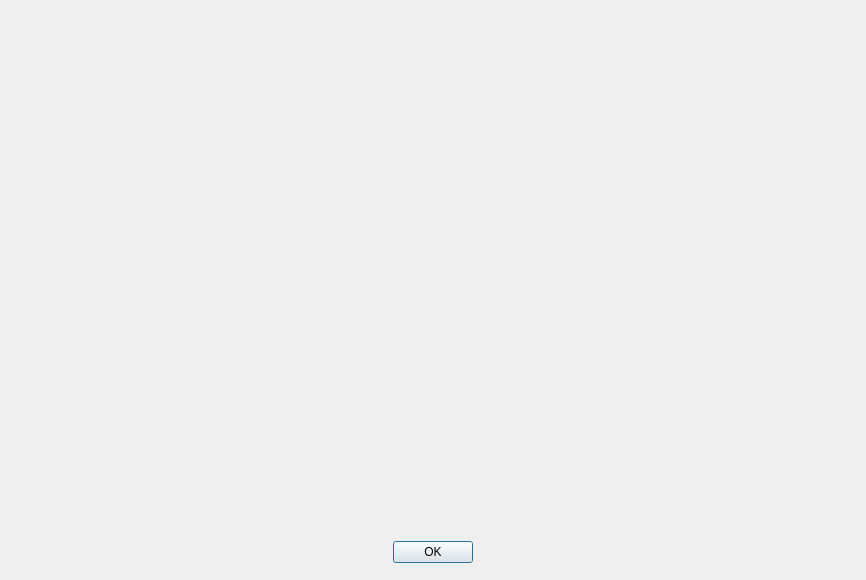
This is source/focus_finder/gui/about_dialog.ui in carsten0x51h/focus_finder as Qt 5 draws it before an edit. The edited form follows.
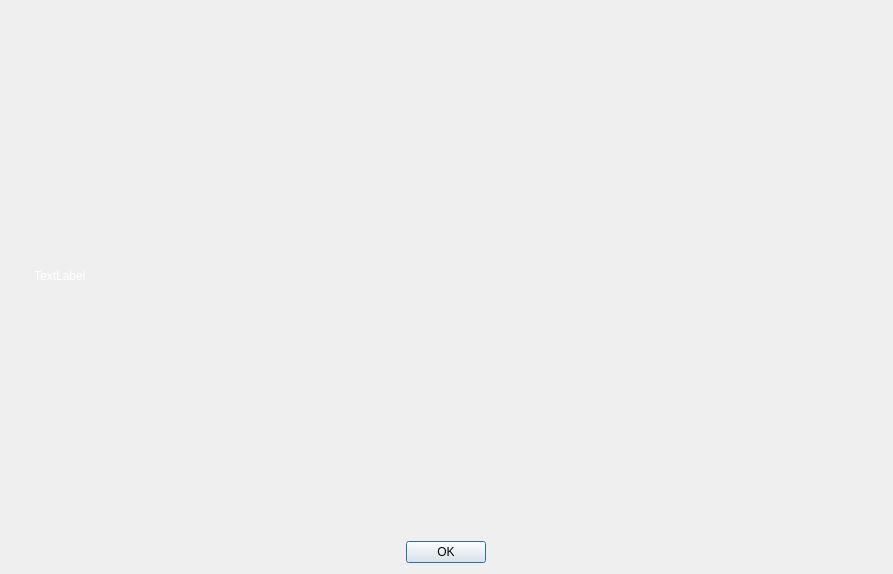
This is the edited form. Icons and pictures are not drawn.

What changed in the file:
```diff
--- a/source/focus_finder/gui/about_dialog.ui
+++ b/source/focus_finder/gui/about_dialog.ui
@@ -6,8 +6,8 @@
    <rect>
     <x>0</x>
     <y>0</y>
-    <width>866</width>
-    <height>580</height>
+    <width>893</width>
+    <height>574</height>
    </rect>
   </property>
   <property name="sizePolicy">
@@ -28,6 +28,14 @@
     <height>0</height>
    </size>
   </property>
+  <property name="font">
+   <font>
+    <stylestrategy>PreferDefault</stylestrategy>
+   </font>
+  </property>
+  <property name="mouseTracking">
+   <bool>false</bool>
+  </property>
   <property name="windowTitle">
    <string>About FocusFinder</string>
   </property>
@@ -36,32 +44,90 @@
   </property>
   <layout class="QGridLayout" name="gridLayout">
    <item row="0" column="0">
-    <layout class="QVBoxLayout" name="verticalLayout">
-     <item>
-      <widget class="QLabel" name="label">
-       <property name="text">
-        <string/>
+    <layout class="QGridLayout" name="gridLayout_2" rowstretch="1,0,0,0" columnstretch="0" columnminimumwidth="0">
+     <property name="sizeConstraint">
+      <enum>QLayout::SetDefaultConstraint</enum>
+     </property>
+     <property name="leftMargin">
+      <number>0</number>
+     </property>
+     <property name="topMargin">
+      <number>0</number>
+     </property>
+     <property name="rightMargin">
+      <number>0</number>
+     </property>
+     <property name="bottomMargin">
+      <number>0</number>
+     </property>
+     <property name="spacing">
+      <number>0</number>
+     </property>
+     <item row="0" column="0">
+      <widget class="QWidget" name="widget" native="true">
+       <property name="sizePolicy">
+        <sizepolicy hsizetype="Expanding" vsizetype="Expanding">
+         <horstretch>1</horstretch>
+         <verstretch>0</verstretch>
+        </sizepolicy>
        </property>
-       <property name="pixmap">
-        <pixmap resource="../../../resources/res.qrc">:/res/fofi_splash_screen.png</pixmap>
+       <property name="minimumSize">
+        <size>
+         <width>0</width>
+         <height>0</height>
+        </size>
        </property>
+       <property name="styleSheet">
+        <string notr="true">background-image: url(:/res/fofi_splash_screen.png);</string>
+       </property>
+       <layout class="QGridLayout" name="gridLayout_4" rowstretch="0,0" columnstretch="0,0">
+        <property name="leftMargin">
+         <number>0</number>
+        </property>
+        <property name="topMargin">
+         <number>0</number>
+        </property>
+        <property name="rightMargin">
+         <number>0</number>
+        </property>
+        <property name="bottomMargin">
+         <number>0</number>
+        </property>
+        <property name="spacing">
+         <number>0</number>
+        </property>
+        <item row="1" column="1">
+         <layout class="QGridLayout" name="gridLayout_3">
+          <property name="spacing">
+           <number>0</number>
+          </property>
+          <item row="0" column="0">
+           <widget class="QLabel" name="label">
+            <property name="sizePolicy">
+             <sizepolicy hsizetype="Preferred" vsizetype="Preferred">
+              <horstretch>0</horstretch>
+              <verstretch>0</verstretch>
+             </sizepolicy>
+            </property>
+            <property name="styleSheet">
+             <string notr="true">color: white;</string>
+            </property>
+            <property name="text">
+             <string>       TextLabel</string>
+            </property>
+            <property name="wordWrap">
+             <bool>false</bool>
+            </property>
+           </widget>
+          </item>
+         </layout>
+        </item>
+       </layout>
       </widget>
      </item>
-     <item>
-      <layout class="QGridLayout" name="gridLayout_2">
-       <property name="leftMargin">
-        <number>6</number>
-       </property>
-       <property name="topMargin">
-        <number>6</number>
-       </property>
-       <property name="rightMargin">
-        <number>6</number>
-       </property>
-       <property name="bottomMargin">
-        <number>6</number>
-       </property>
-       <item row="0" column="0">
+     <item row="1" column="0">
+      <layout class="QHBoxLayout" name="horizontalLayout">
+       <item>
         <widget class="QDialogButtonBox" name="buttonBox">
          <property name="sizePolicy">
           <sizepolicy hsizetype="Fixed" vsizetype="Fixed">
```
Left out of the diff: 32 changed lines with no effect on the pictures.
